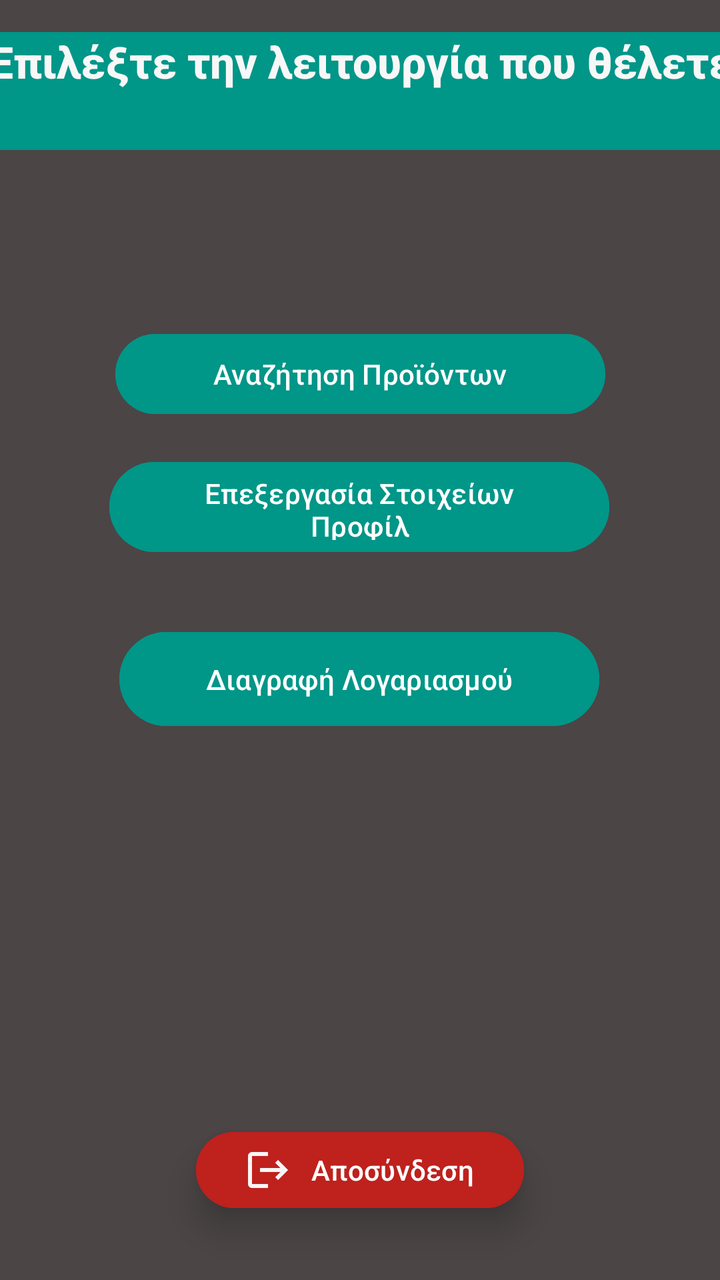
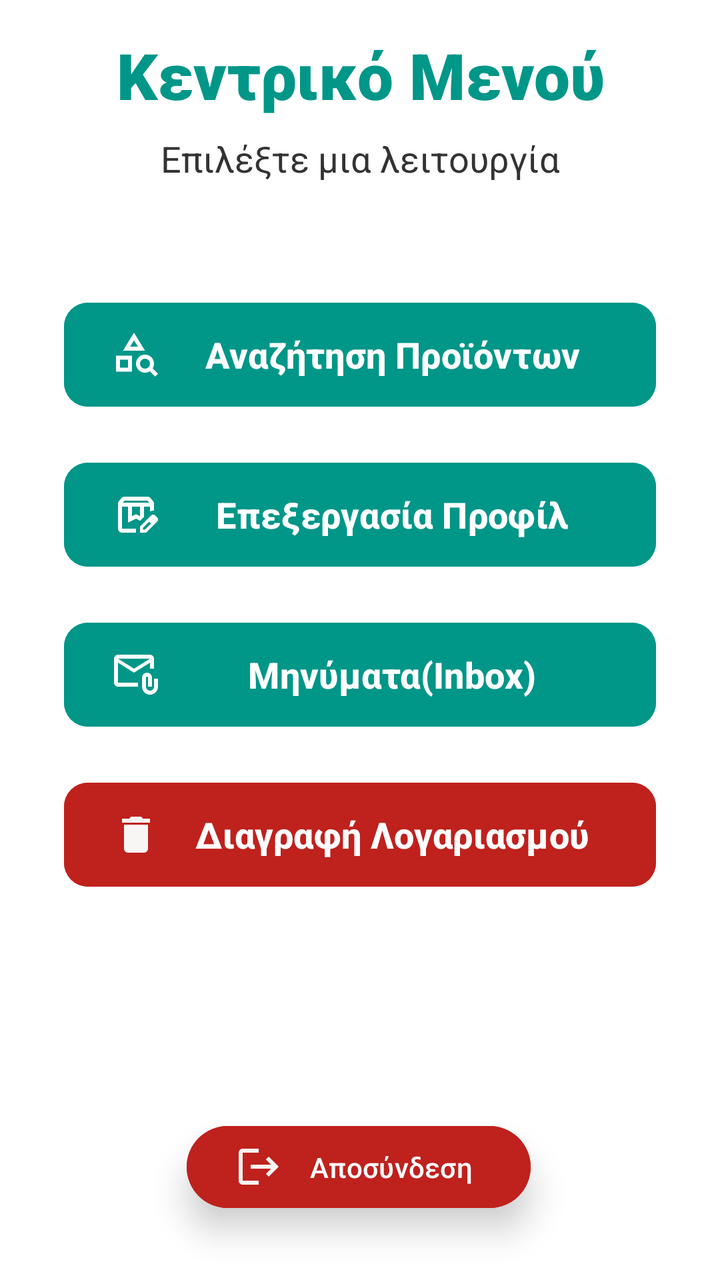

Before-and-after screenshots of an Android layout around one commit, followed by the original layout XML and the change that was made.
<!-- AndroidManifest.xml: application theme Theme.Team21 -->
<!-- res/layout/activity_customer_home_page.xml -->
<?xml version="1.0" encoding="utf-8"?>
<androidx.constraintlayout.widget.ConstraintLayout xmlns:android="http://schemas.android.com/apk/res/android"
    xmlns:app="http://schemas.android.com/apk/res-auto"
    xmlns:tools="http://schemas.android.com/tools"
    android:id="@+id/main"
    android:layout_width="match_parent"
    android:layout_height="match_parent"
    android:background="#4B4545"
    android:elevation="8dp"
    tools:context=".view.customer.CustomerHomePageActivity">

    <TextView
        android:id="@+id/txtCustomerHomePageHeader"
        android:layout_width="411dp"
        android:layout_height="59dp"

        android:layout_marginTop="16dp"

        android:background="#009688"
        android:backgroundTint="#009688"
        android:fontFamily="sans-serif-medium"
        android:text="Επιλέξτε την λειτουργία που θέλετε"
        android:textAlignment="center"
        android:textColor="#F8F7F7"
        android:textSize="22sp"
        android:textStyle="bold"
        app:layout_constraintEnd_toEndOf="parent"
        app:layout_constraintStart_toStartOf="parent"
        app:layout_constraintTop_toTopOf="parent"
        tools:ignore="UnknownId" />

    <Button
        android:id="@+id/btnCustomerHomePageFindProduct"
        android:layout_width="245dp"
        android:layout_height="48dp"
        android:layout_marginTop="88dp"
        android:backgroundTint="#009688"
        android:text="Αναζήτηση Προϊόντων"
        app:layout_constraintEnd_toEndOf="parent"
        app:layout_constraintStart_toStartOf="parent"
        app:layout_constraintTop_toBottomOf="@+id/txtCustomerHomePageHeader" />

    <Button
        android:id="@+id/btnCustomerHomePageEditData"
        android:layout_width="250dp"
        android:layout_height="53dp"
        android:layout_marginTop="16dp"
        android:backgroundTint="#009688"
        android:text="Επεξεργασία Στοιχείων Προφίλ"
        app:layout_constraintEnd_toEndOf="parent"
        app:layout_constraintHorizontal_bias="0.496"
        app:layout_constraintStart_toStartOf="parent"
        app:layout_constraintTop_toBottomOf="@+id/btnCustomerHomePageFindProduct" />

    <Button
        android:id="@+id/btnCustomerHomePageDisconnection"
        android:layout_width="164dp"
        android:layout_height="46dp"
        android:layout_marginBottom="32dp"
        android:backgroundTint="#BF211D"
        android:drawableLeft="@drawable/account_logout"
        android:text="Αποσύνδεση"
        android:translationZ="10dp"
        app:layout_constraintBottom_toBottomOf="parent"
        app:layout_constraintEnd_toEndOf="parent"
        app:layout_constraintStart_toStartOf="parent" />

    <Button
        android:id="@+id/btnCustomerHomePageDeleteaccount"
        android:layout_width="240dp"
        android:layout_height="55dp"
        android:layout_marginTop="32dp"
        android:backgroundTint="#009688"
        android:text="Διαγραφή Λογαριασμού"
        app:layout_constraintEnd_toEndOf="parent"
        app:layout_constraintHorizontal_bias="0.497"
        app:layout_constraintStart_toStartOf="parent"
        app:layout_constraintTop_toBottomOf="@+id/btnCustomerHomePageEditData" />

</androidx.constraintlayout.widget.ConstraintLayout>
<!-- resources referenced by this layout -->
<resources>
  <style name="Theme.Team21" parent="Base.Theme.Team21" />
  <style name="Base.Theme.Team21" parent="Theme.Material3.DayNight.NoActionBar">
          
          
      </style>
  <!-- unchanged entries left out for length: 1 -->
</resources>

<!-- the commit's change to res/layout/activity_customer_home_page.xml (unified diff, before → after) -->
@@ -5,57 +5,105 @@
     android:id="@+id/main"
     android:layout_width="match_parent"
     android:layout_height="match_parent"
-    android:background="#4B4545"
-    android:elevation="8dp"
-    tools:context=".view.customer.CustomerHomePageActivity">
+    android:background="#FFFFFF"
+    tools:context=".view.customer.homePage.CustomerHomePageActivity">
 
     <TextView
         android:id="@+id/txtCustomerHomePageHeader"
-        android:layout_width="411dp"
-        android:layout_height="59dp"
-
+        android:layout_width="0dp"
+        android:layout_height="wrap_content"
+        android:layout_marginHorizontal="24dp"
         android:layout_marginTop="16dp"
-
-        android:background="#009688"
-        android:backgroundTint="#009688"
-        android:fontFamily="sans-serif-medium"
-        android:text="Επιλέξτε την λειτουργία που θέλετε"
+        android:fontFamily="sans-serif-black"
+        android:text="Κεντρικό Μενού"
         android:textAlignment="center"
-        android:textColor="#F8F7F7"
-        android:textSize="22sp"
+        android:textColor="#009688"
+        android:textSize="32sp"
         android:textStyle="bold"
         app:layout_constraintEnd_toEndOf="parent"
         app:layout_constraintStart_toStartOf="parent"
-        app:layout_constraintTop_toTopOf="parent"
-        tools:ignore="UnknownId" />
+        app:layout_constraintTop_toTopOf="parent" />
+
+    <TextView
+        android:id="@+id/textView4"
+        android:layout_width="wrap_content"
+        android:layout_height="wrap_content"
+        android:layout_marginTop="8dp"
+        android:text="Επιλέξτε μια λειτουργία"
+        android:textColor="#333333"
+        android:textSize="18sp"
+        app:layout_constraintEnd_toEndOf="parent"
+        app:layout_constraintStart_toStartOf="parent"
+        app:layout_constraintTop_toBottomOf="@id/txtCustomerHomePageHeader" />
 
     <Button
         android:id="@+id/btnCustomerHomePageFindProduct"
-        android:layout_width="245dp"
-        android:layout_height="48dp"
-        android:layout_marginTop="88dp"
+        android:layout_width="0dp"
+        android:layout_height="60dp"
+        android:layout_marginHorizontal="32dp"
+        android:layout_marginTop="56dp"
         android:backgroundTint="#009688"
+        android:drawableLeft="@drawable/outline_category_search_24"
         android:text="Αναζήτηση Προϊόντων"
+        android:textSize="18sp"
+        android:textStyle="bold"
+        app:cornerRadius="12dp"
         app:layout_constraintEnd_toEndOf="parent"
         app:layout_constraintStart_toStartOf="parent"
-        app:layout_constraintTop_toBottomOf="@+id/txtCustomerHomePageHeader" />
+        app:layout_constraintTop_toBottomOf="@+id/textView4" />
 
     <Button
         android:id="@+id/btnCustomerHomePageEditData"
-        android:layout_width="250dp"
-        android:layout_height="53dp"
-        android:layout_marginTop="16dp"
+        android:layout_width="0dp"
+        android:layout_height="60dp"
+        android:layout_marginHorizontal="32dp"
+        android:layout_marginTop="20dp"
+        android:drawableLeft="@drawable/outline_box_edit_24"
         android:backgroundTint="#009688"
-        android:text="Επεξεργασία Στοιχείων Προφίλ"
+        android:text="Επεξεργασία Προφίλ"
+        android:textSize="18sp"
+        android:textStyle="bold"
+        app:cornerRadius="12dp"
         app:layout_constraintEnd_toEndOf="parent"
-        app:layout_constraintHorizontal_bias="0.496"
         app:layout_constraintStart_toStartOf="parent"
         app:layout_constraintTop_toBottomOf="@+id/btnCustomerHomePageFindProduct" />
 
     <Button
-        android:id="@+id/btnCustomerHomePageDisconnection"
-        android:layout_width="164dp"
-        android:layout_height="46dp"
+        android:id="@+id/btnCustomerHomePageDeleteaccount"
+        android:layout_width="0dp"
+        android:layout_height="60dp"
+        android:layout_marginHorizontal="32dp"
+        android:layout_marginTop="20dp"
+        android:backgroundTint="#BF211D"
+        android:drawableLeft="@drawable/baseline_delete_24"
+        android:text="Διαγραφή Λογαριασμού"
+        android:textSize="18sp"
+        android:textStyle="bold"
+        app:cornerRadius="12dp"
+        app:layout_constraintEnd_toEndOf="parent"
+        app:layout_constraintStart_toStartOf="parent"
+        app:layout_constraintTop_toBottomOf="@+id/btnCustomerHomePageMessages" />
+
+    <Button
+        android:id="@+id/btnCustomerHomePageMessages"
+        android:layout_width="0dp"
+        android:layout_height="60dp"
+        android:layout_marginHorizontal="32dp"
+        android:layout_marginTop="20dp"
+        android:backgroundTint="#009688"
+        android:drawableLeft="@drawable/outline_attach_email_24"
+        android:text="Μηνύματα(Inbox)"
+        android:textSize="18sp"
+        android:textStyle="bold"
+        app:cornerRadius="12dp"
+        app:layout_constraintEnd_toEndOf="parent"
+        app:layout_constraintStart_toStartOf="parent"
+        app:layout_constraintTop_toBottomOf="@+id/btnCustomerHomePageEditData" />
+
+    <Button
+        android:id="@+id/btnCustomerHomePageLogout"
+        android:layout_width="172dp"
+        android:layout_height="49dp"
         android:layout_marginBottom="32dp"
         android:backgroundTint="#BF211D"
         android:drawableLeft="@drawable/account_logout"
@@ -63,18 +111,8 @@
         android:translationZ="10dp"
         app:layout_constraintBottom_toBottomOf="parent"
         app:layout_constraintEnd_toEndOf="parent"
-        app:layout_constraintStart_toStartOf="parent" />
-
-    <Button
-        android:id="@+id/btnCustomerHomePageDeleteaccount"
-        android:layout_width="240dp"
-        android:layout_height="55dp"
-        android:layout_marginTop="32dp"
-        android:backgroundTint="#009688"
-        android:text="Διαγραφή Λογαριασμού"
-        app:layout_constraintEnd_toEndOf="parent"
         app:layout_constraintHorizontal_bias="0.497"
         app:layout_constraintStart_toStartOf="parent"
-        app:layout_constraintTop_toBottomOf="@+id/btnCustomerHomePageEditData" />
-
+        app:layout_constraintTop_toBottomOf="@+id/btnCustomerHomePageDeleteaccount"
+        app:layout_constraintVertical_bias="1.0" />
 </androidx.constraintlayout.widget.ConstraintLayout>
<!-- resource entries referenced after the edit -->
@@ -1,5 +1,36 @@
 <!-- resources referenced by this layout -->
 <resources>
+  <!-- drawable baseline_delete_24 (drawable) -->
+  <vector xmlns:android="http://schemas.android.com/apk/res/android" android:height="24dp" android:tint="#F8F5F5" android:viewportHeight="24" android:viewportWidth="24" android:width="24dp">
+        
+      <path android:fillColor="@android:color/white" android:pathData="M6,19c0,1.1 0.9,2 2,2h8c1.1,0 2,-0.9 2,-2V7H6v12zM19,4h-3.5l-1,-1h-5l-1,1H5v2h14V4z"/>
+      
+  </vector>
+  <!-- drawable outline_attach_email_24 (drawable) -->
+  <vector xmlns:android="http://schemas.android.com/apk/res/android" android:height="24dp" android:tint="#FFFFFF" android:viewportHeight="960" android:viewportWidth="960" android:width="24dp">
+        
+      <path android:fillColor="@android:color/white" android:pathData="M440,440L120,240L120,640Q120,640 120,640Q120,640 120,640L520,640L520,720L120,720Q87,720 63.5,696.5Q40,673 40,640L40,160Q40,127 63.5,103.5Q87,80 120,80L760,80Q793,80 816.5,103.5Q840,127 840,160L840,360L760,360L760,240L440,440ZM440,360L760,160L120,160L440,360ZM760,880Q694,880 647,833Q600,786 600,720L600,540Q600,498 629,469Q658,440 700,440Q742,440 771,469Q800,498 800,540L800,720L720,720L720,540Q720,532 714,526Q708,520 700,520Q692,520 686,526Q680,532 680,540L680,720Q680,753 703.5,776.5Q727,800 760,800Q793,800 816.5,776.5Q840,753 840,720L840,560L920,560L920,720Q920,786 873,833Q826,880 760,880ZM120,240L120,160L120,160L120,240L120,640Q120,640 120,640Q120,640 120,640L120,640L120,540Q120,482 120,441Q120,400 120,400L120,400L120,240Z"/>
+      
+  </vector>
+  <!-- drawable outline_box_edit_24 (drawable) -->
+  <vector xmlns:android="http://schemas.android.com/apk/res/android" android:height="24dp" android:tint="#FFFFFF" android:viewportHeight="960" android:viewportWidth="960" android:width="24dp">
+        
+      <path android:fillColor="@android:color/white" android:pathData="M216,240L744,240L710,200Q710,200 710,200Q710,200 710,200L250,200Q250,200 250,200Q250,200 250,200L216,240ZM400,510L480,470L560,510L560,320L400,320L400,510ZM200,840Q167,840 143.5,816.5Q120,793 120,760L120,261Q120,247 124.5,234Q129,221 138,210L188,149Q199,135 215.5,127.5Q232,120 250,120L710,120Q728,120 744.5,127.5Q761,135 772,149L822,210Q831,221 835.5,234Q840,247 840,261L840,400Q819,400 798.5,403Q778,406 760,415L760,320L640,320L640,525L563,602L480,560L320,640L320,320L200,320L200,760Q200,760 200,760Q200,760 200,760L480,760L480,840L200,840ZM640,320L760,320L760,320Q750,320 741.5,320Q733,320 725,320L640,320ZM200,320L320,320L320,320L480,320L563,320L480,320L480,320L200,320Q200,320 200,320Q200,320 200,320ZM560,840L560,717L781,497Q790,488 801,484Q812,480 823,480Q835,480 846,484.5Q857,489 866,498L903,535Q911,544 915.5,555Q920,566 920,577Q920,588 916,599.5Q912,611 903,620L683,840L560,840ZM860,577L860,577L823,540L823,540L860,577ZM620,780L658,780L779,658L761,639L742,621L620,742L620,780ZM761,639L742,621L742,621L779,658L779,658L761,639Z"/>
+      
+  </vector>
+  <!-- drawable outline_category_search_24 (drawable) -->
+  <vector xmlns:android="http://schemas.android.com/apk/res/android"
+      android:width="24dp"
+      android:height="24dp"
+      android:viewportWidth="960"
+      android:viewportHeight="960"
+      android:tint="#FFFFFF">
+  
+      <path
+          android:fillColor="@android:color/white"
+          android:pathData="M80,820L80,500L400,500L400,820L80,820ZM160,740L320,740L320,580L160,580L160,740ZM220,400L440,40L660,400L220,400ZM362,320L518,320L440,194L362,320ZM863,918L757,812Q736,826 711.5,833Q687,840 660,840Q585,840 532.5,787.5Q480,735 480,660Q480,585 532.5,532.5Q585,480 660,480Q735,480 787.5,532.5Q840,585 840,660Q840,686 833,710.5Q826,735 813,756L919,862L863,918ZM660,760Q702,760 731,731Q760,702 760,660Q760,618 731,589Q702,560 660,560Q618,560 589,589Q560,618 560,660Q560,702 589,731Q618,760 660,760ZM320,580L320,580L320,580L320,580ZM440,320L440,320L440,320Z"/>
+  
+  </vector>
   <style name="Theme.Team21" parent="Base.Theme.Team21" />
   <style name="Base.Theme.Team21" parent="Theme.Material3.DayNight.NoActionBar">
           
